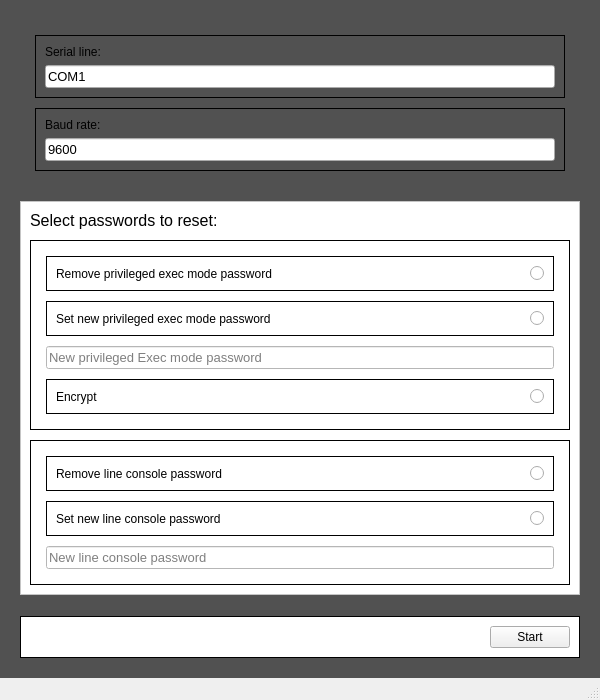
Above: UI/main_window.ui from N4MER/password_resetter before the change. Below: the same form after it.
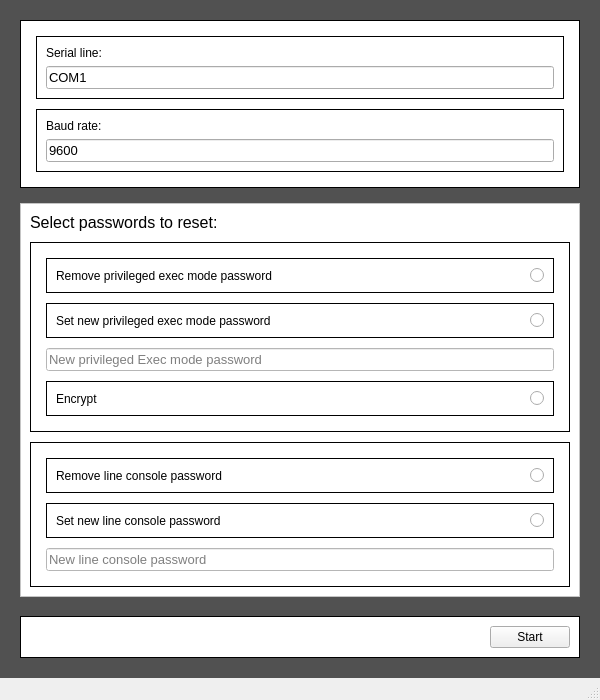
That is the form after the change.

```diff
--- a/UI/main_window.ui
+++ b/UI/main_window.ui
@@ -43,7 +43,7 @@
     <item>
      <widget class="QFrame" name="configuration_frame">
       <property name="styleSheet">
-       <string notr="true">#port_selection_frame {
+       <string notr="true">.QFrame {
 	border: 1px solid black;
 	background: white;
 }</string>
```
